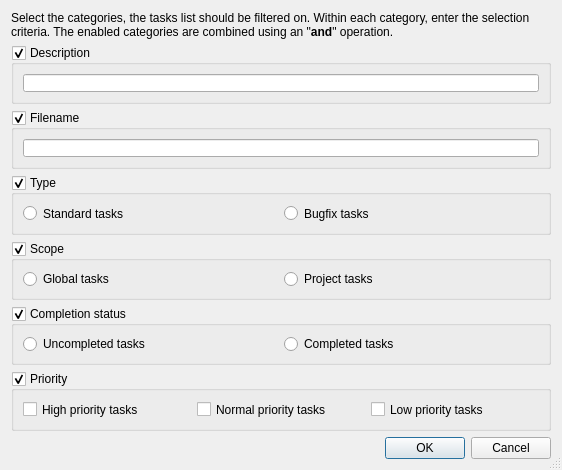
Before: the Qt Designer form Tasks/TaskFilterConfigDialog.ui in testmana2/test, drawn with Qt 5.
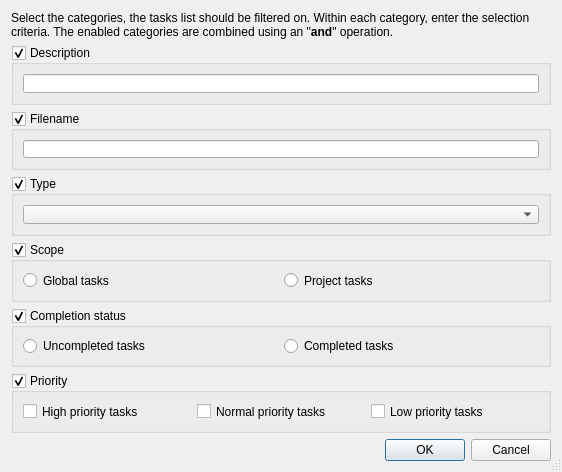
After: the same form once the commit is applied.

Commit message: Changed the tasks handling to allow for more fine grained task designations.

The edit to the form file:
```diff
--- a/Tasks/TaskFilterConfigDialog.ui
+++ b/Tasks/TaskFilterConfigDialog.ui
@@ -93,24 +93,11 @@
      <property name="checkable" >
       <bool>true</bool>
      </property>
-     <layout class="QHBoxLayout" >
+     <layout class="QVBoxLayout" name="verticalLayout">
       <item>
-       <widget class="QRadioButton" name="standardRadioButton" >
-        <property name="toolTip" >
-         <string>Select to show standard tasks only</string>
-        </property>
-        <property name="text" >
-         <string>Standard tasks</string>
-        </property>
-       </widget>
-      </item>
-      <item>
-       <widget class="QRadioButton" name="bugfixRadioButton" >
-        <property name="toolTip" >
-         <string>Select to show bugfix tasks only</string>
-        </property>
-        <property name="text" >
-         <string>Bugfix tasks</string>
+       <widget class="QComboBox" name="typeCombo">
+        <property name="toolTip">
+         <string>Select the task type to be shown</string>
         </property>
        </widget>
       </item>
@@ -131,10 +118,10 @@
      <property name="checkable" >
       <bool>true</bool>
      </property>
-     <layout class="QHBoxLayout" >
+     <layout class="QHBoxLayout">
       <item>
-       <widget class="QRadioButton" name="globalRadioButton" >
-        <property name="toolTip" >
+       <widget class="QRadioButton" name="globalRadioButton">
+        <property name="toolTip">
          <string>Select to show global tasks only</string>
         </property>
         <property name="text" >
@@ -143,8 +130,8 @@
        </widget>
       </item>
       <item>
-       <widget class="QRadioButton" name="projectRadioButton" >
-        <property name="toolTip" >
+       <widget class="QRadioButton" name="projectRadioButton">
+        <property name="toolTip">
          <string>Select to show project tasks only</string>
         </property>
         <property name="text" >
@@ -169,10 +156,10 @@
      <property name="checkable" >
       <bool>true</bool>
      </property>
-     <layout class="QHBoxLayout" >
+     <layout class="QHBoxLayout">
       <item>
-       <widget class="QRadioButton" name="uncompletedRadioButton" >
-        <property name="toolTip" >
+       <widget class="QRadioButton" name="uncompletedRadioButton">
+        <property name="toolTip">
          <string>Select to show uncompleted tasks only</string>
         </property>
         <property name="text" >
@@ -181,8 +168,8 @@
        </widget>
       </item>
       <item>
-       <widget class="QRadioButton" name="completedRadioButton" >
-        <property name="toolTip" >
+       <widget class="QRadioButton" name="completedRadioButton">
+        <property name="toolTip">
          <string>Select to show completed tasks only</string>
         </property>
         <property name="text" >
@@ -207,10 +194,10 @@
      <property name="checkable" >
       <bool>true</bool>
      </property>
-     <layout class="QHBoxLayout" >
+     <layout class="QHBoxLayout">
       <item>
-       <widget class="QCheckBox" name="priorityHighCheckBox" >
-        <property name="toolTip" >
+       <widget class="QCheckBox" name="priorityHighCheckBox">
+        <property name="toolTip">
          <string>Select to show high priority tasks</string>
         </property>
         <property name="text" >
@@ -219,8 +206,8 @@
        </widget>
       </item>
       <item>
-       <widget class="QCheckBox" name="priorityNormalCheckBox" >
-        <property name="toolTip" >
+       <widget class="QCheckBox" name="priorityNormalCheckBox">
+        <property name="toolTip">
          <string>Select to show normal priority tasks</string>
         </property>
         <property name="text" >
@@ -229,8 +216,8 @@
        </widget>
       </item>
       <item>
-       <widget class="QCheckBox" name="priorityLowCheckBox" >
-        <property name="toolTip" >
+       <widget class="QCheckBox" name="priorityLowCheckBox">
+        <property name="toolTip">
          <string>Select to show low priority tasks</string>
         </property>
         <property name="text" >
```
Left out of the diff: 127 changed lines with no effect on the pictures. The commit also changes 39 other files.
